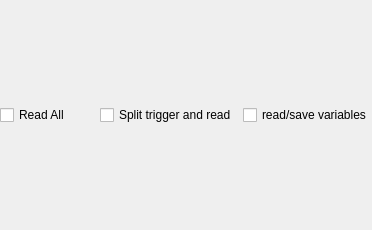
Before: the Qt Designer form nomad_camels/gui/read_channels.ui in FAU-LAP/NOMAD-CAMELS, drawn with Qt 5.
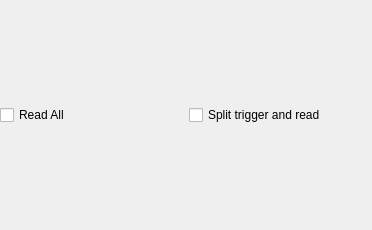
After: the same form once the commit is applied.

Commit message: removed checkbox to read variables in "Read Channels", now always reading the variables

Diff of the .ui file:
```diff
--- a/nomad_camels/gui/read_channels.ui
+++ b/nomad_camels/gui/read_channels.ui
@@ -40,13 +40,6 @@
      </property>
     </widget>
    </item>
-   <item row="0" column="2">
-    <widget class="QCheckBox" name="checkBox_read_variables">
-     <property name="text">
-      <string>read/save variables</string>
-     </property>
-    </widget>
-   </item>
   </layout>
  </widget>
  <resources/>
```
The commit also changes 3 other files.
